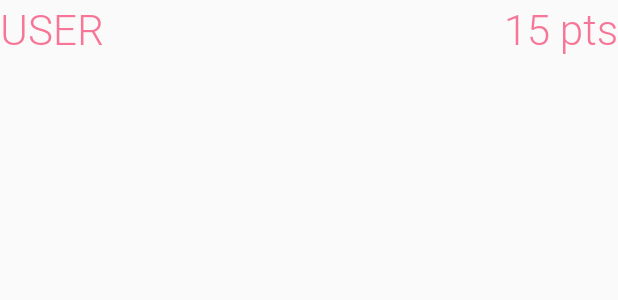
After one commit to galvez306/AfterorBefore, an Android app: the layout item_score_result.xml on its own in the app's theme, with its tools: preview values and no code run, on a phone screen of 412 x 824 dp. The commit adds this screen. Shown: the top 300 px of the screen. Run offline under Robolectric (Android 15) with nearby library versions, the phone set to English and light mode, and no system bars.

Commit message:
result activity leaderboard and again button

```diff
--- a/app/src/main/res/layout/activity_home.xml
+++ b/app/src/main/res/layout/activity_home.xml
@@ -22,15 +22,12 @@
             android:layout_width="240dp"
             android:layout_height="120dp"
             android:layout_marginBottom="20dp"
-            android:background="@drawable/button_background_brown"
+            android:background="@drawable/background_brown"
             android:fontFamily="@font/candybeans"
             android:padding="10dp"
             android:text="start"
             android:textColor="@color/white"
             android:textSize="60dp" />
-
-
-
 
             <ImageView
                 android:id="@+id/btn_lead"
--- /dev/null
+++ b/app/src/main/res/layout/item_score_result.xml
@@ -0,0 +1,27 @@
+<?xml version="1.0" encoding="utf-8"?>
+<LinearLayout xmlns:android="http://schemas.android.com/apk/res/android"
+    android:layout_width="match_parent"
+    android:layout_height="wrap_content">
+
+    <TextView
+        android:id="@+id/tv_name"
+        android:layout_width="wrap_content"
+        android:layout_height="wrap_content"
+        android:layout_weight="1"
+        android:fontFamily="@font/robotouno"
+        android:text="user"
+        android:textAllCaps="true"
+        android:textColor="@color/theme_pink"
+        android:textSize="28dp" />
+
+    <TextView
+        android:id="@+id/tv_score"
+        android:layout_width="wrap_content"
+        android:layout_height="wrap_content"
+        android:layout_weight="1"
+        android:fontFamily="@font/robotouno"
+        android:gravity="right"
+        android:text="15 pts"
+        android:textColor="@color/theme_pink"
+        android:textSize="28dp" />
+</LinearLayout>
--- a/app/src/main/res/values/themes.xml
+++ b/app/src/main/res/values/themes.xml
@@ -2,7 +2,7 @@
     <!-- Base application theme. -->
     <style name="Theme.AfterOrBefore" parent="Theme.MaterialComponents.Light.NoActionBar.Bridge">
         <!-- Primary brand color. -->
-        <item name="colorPrimary">@color/purple_500</item>
+        <item name="colorPrimary">@color/theme_beige</item>
         <item name="colorPrimaryVariant">@color/purple_700</item>
         <item name="colorOnPrimary">@color/white</item>
         <!-- Secondary brand color. -->
```
Also changed, not shown: app/src/main/java/com/creamcode/afterorbefore/ResultAcivity.java (+50 -0 lines), app/src/main/java/com/creamcode/afterorbefore/ScoreAdapter.java (added, +54 -0 lines), app/src/main/res/layout/activity_result_acivity.xml (+42 -1 lines), app/src/main/res/drawable/background_brown.xml (renamed from app/src/main/res/drawable/button_background_brown.xml), app/src/main/res/drawable/ic_again.png (added).
